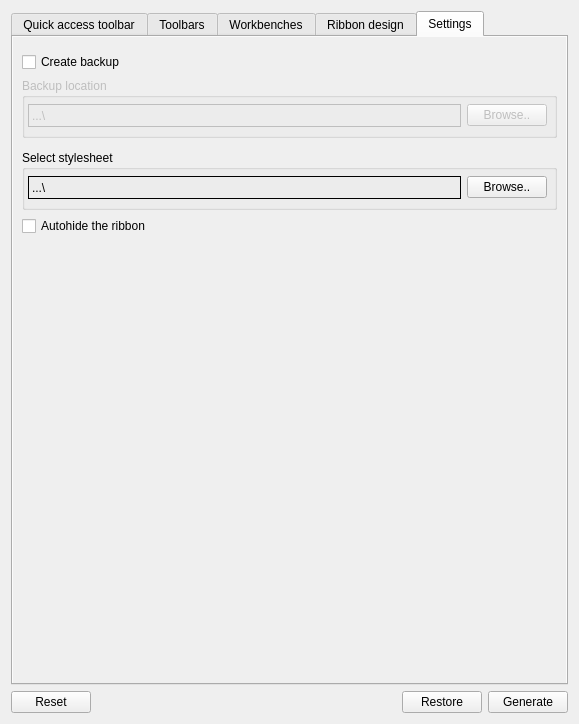
Before: the Qt Designer form Resources/ui/Settings.ui in geolta/FreeCAD-Ribbon, drawn with Qt 5.
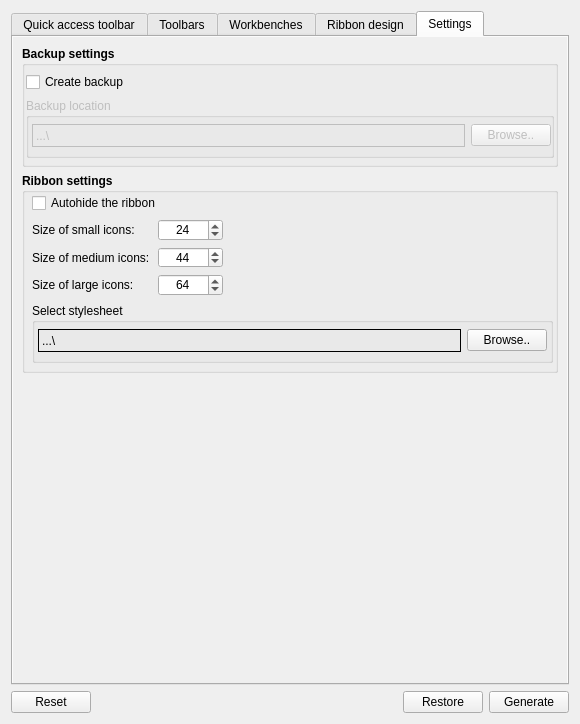
After: the same form once the commit is applied. The open tabs and pages were chosen to show the change.

Commit message: added settings functions

What changed in the file:
```diff
--- a/Resources/ui/Settings.ui
+++ b/Resources/ui/Settings.ui
@@ -9,7 +9,7 @@
    <rect>
     <x>0</x>
     <y>0</y>
-    <width>579</width>
+    <width>580</width>
     <height>724</height>
    </rect>
   </property>
@@ -842,7 +842,7 @@
        <string>Settings</string>
       </attribute>
       <layout class="QGridLayout" name="gridLayout_9">
-       <item row="4" column="0">
+       <item row="3" column="0">
         <spacer name="verticalSpacer_7">
          <property name="orientation">
           <enum>Qt::Vertical</enum>
@@ -856,13 +856,43 @@
         </spacer>
        </item>
        <item row="2" column="0">
+        <widget class="QGroupBox" name="groupBox">
+         <property name="minimumSize">
+          <size>
+           <width>0</width>
+           <height>200</height>
+          </size>
+         </property>
+         <property name="font">
+          <font>
+           <weight>75</weight>
+           <bold>true</bold>
+          </font>
+         </property>
+         <property name="title">
+          <string>Ribbon settings</string>
+         </property>
         <widget class="QGroupBox" name="groupBox_2">
+          <property name="geometry">
+           <rect>
+            <x>10</x>
+            <y>130</y>
+            <width>521</width>
+            <height>60</height>
+           </rect>
+          </property>
          <property name="minimumSize">
           <size>
            <width>0</width>
            <height>60</height>
           </size>
          </property>
+          <property name="font">
+           <font>
+            <weight>50</weight>
+            <bold>false</bold>
+           </font>
+          </property>
          <property name="title">
           <string>Select stylesheet</string>
          </property>
@@ -871,7 +901,7 @@
            <rect>
             <x>0</x>
             <y>20</y>
-            <width>531</width>
+             <width>521</width>
             <height>35</height>
            </rect>
           </property>
@@ -920,30 +950,266 @@
           </layout>
          </widget>
         </widget>
-       </item>
-       <item row="3" column="0">
+         <widget class="QWidget" name="">
+          <property name="geometry">
+           <rect>
+            <x>10</x>
+            <y>20</y>
+            <width>191</width>
+            <height>103</height>
+           </rect>
+          </property>
+          <layout class="QVBoxLayout" name="verticalLayout_2">
+           <item>
         <widget class="QCheckBox" name="AutoHide">
+             <property name="font">
+              <font>
+               <weight>50</weight>
+               <bold>false</bold>
+              </font>
+             </property>
          <property name="text">
           <string>Autohide the ribbon</string>
          </property>
         </widget>
        </item>
+           <item>
+            <layout class="QHBoxLayout" name="horizontalLayout_5">
+             <item>
+              <widget class="QLabel" name="label_10">
+               <property name="sizePolicy">
+                <sizepolicy hsizetype="Fixed" vsizetype="Preferred">
+                 <horstretch>0</horstretch>
+                 <verstretch>0</verstretch>
+                </sizepolicy>
+               </property>
+               <property name="minimumSize">
+                <size>
+                 <width>120</width>
+                 <height>0</height>
+                </size>
+               </property>
+               <property name="font">
+                <font>
+                 <weight>50</weight>
+                 <bold>false</bold>
+                </font>
+               </property>
+               <property name="text">
+                <string>Size of small icons:</string>
+               </property>
+              </widget>
+             </item>
+             <item>
+              <widget class="QSpinBox" name="IconSize_Small">
+               <property name="sizePolicy">
+                <sizepolicy hsizetype="Minimum" vsizetype="Fixed">
+                 <horstretch>0</horstretch>
+                 <verstretch>0</verstretch>
+                </sizepolicy>
+               </property>
+               <property name="minimumSize">
+                <size>
+                 <width>30</width>
+                 <height>0</height>
+                </size>
+               </property>
+               <property name="sizeIncrement">
+                <size>
+                 <width>0</width>
+                 <height>0</height>
+                </size>
+               </property>
+               <property name="baseSize">
+                <size>
+                 <width>0</width>
+                 <height>0</height>
+                </size>
+               </property>
+               <property name="font">
+                <font>
+                 <weight>50</weight>
+                 <bold>false</bold>
+                </font>
+               </property>
+               <property name="frame">
+                <bool>true</bool>
+               </property>
+               <property name="alignment">
+                <set>Qt::AlignCenter</set>
+               </property>
+               <property name="correctionMode">
+                <enum>QAbstractSpinBox::CorrectToNearestValue</enum>
+               </property>
+               <property name="showGroupSeparator" stdset="0">
+                <bool>false</bool>
+               </property>
+               <property name="minimum">
+                <number>0</number>
+               </property>
+               <property name="value">
+                <number>24</number>
+               </property>
+              </widget>
+             </item>
+            </layout>
+           </item>
+           <item>
+            <layout class="QHBoxLayout" name="horizontalLayout_6">
+             <item>
+              <widget class="QLabel" name="label_11">
+               <property name="sizePolicy">
+                <sizepolicy hsizetype="Fixed" vsizetype="Preferred">
+                 <horstretch>0</horstretch>
+                 <verstretch>0</verstretch>
+                </sizepolicy>
+               </property>
+               <property name="minimumSize">
+                <size>
+                 <width>120</width>
+                 <height>0</height>
+                </size>
+               </property>
+               <property name="font">
+                <font>
+                 <weight>50</weight>
+                 <bold>false</bold>
+                </font>
+               </property>
+               <property name="text">
+                <string>Size of medium icons:</string>
+               </property>
+              </widget>
+             </item>
+             <item>
+              <widget class="QSpinBox" name="IconSize_Medium">
+               <property name="sizePolicy">
+                <sizepolicy hsizetype="Minimum" vsizetype="Fixed">
+                 <horstretch>20</horstretch>
+                 <verstretch>0</verstretch>
+                </sizepolicy>
+               </property>
+               <property name="minimumSize">
+                <size>
+                 <width>20</width>
+                 <height>0</height>
+                </size>
+               </property>
+               <property name="font">
+                <font>
+                 <weight>50</weight>
+                 <bold>false</bold>
+                </font>
+               </property>
+               <property name="alignment">
+                <set>Qt::AlignCenter</set>
+               </property>
+               <property name="correctionMode">
+                <enum>QAbstractSpinBox::CorrectToNearestValue</enum>
+               </property>
+               <property name="value">
+                <number>44</number>
+               </property>
+              </widget>
+             </item>
+            </layout>
+           </item>
+           <item>
+            <layout class="QHBoxLayout" name="horizontalLayout_7">
+             <item>
+              <widget class="QLabel" name="label_12">
+               <property name="sizePolicy">
+                <sizepolicy hsizetype="Fixed" vsizetype="Preferred">
+                 <horstretch>0</horstretch>
+                 <verstretch>0</verstretch>
+                </sizepolicy>
+               </property>
+               <property name="minimumSize">
+                <size>
+                 <width>120</width>
+                 <height>0</height>
+                </size>
+               </property>
+               <property name="font">
+                <font>
+                 <weight>50</weight>
+                 <bold>false</bold>
+                </font>
+               </property>
+               <property name="text">
+                <string>Size of large icons:</string>
+               </property>
+              </widget>
+             </item>
+             <item>
+              <widget class="QSpinBox" name="Large">
+               <property name="sizePolicy">
+                <sizepolicy hsizetype="Minimum" vsizetype="Fixed">
+                 <horstretch>20</horstretch>
+                 <verstretch>0</verstretch>
+                </sizepolicy>
+               </property>
+               <property name="minimumSize">
+                <size>
+                 <width>20</width>
+                 <height>0</height>
+                </size>
+               </property>
+               <property name="font">
+                <font>
+                 <weight>50</weight>
+                 <bold>false</bold>
+                </font>
+               </property>
+               <property name="alignment">
+                <set>Qt::AlignCenter</set>
+               </property>
+               <property name="correctionMode">
+                <enum>QAbstractSpinBox::CorrectToNearestValue</enum>
+               </property>
+               <property name="value">
+                <number>64</number>
+               </property>
+              </widget>
+             </item>
+            </layout>
+           </item>
+          </layout>
+         </widget>
+        </widget>
+       </item>
        <item row="0" column="0" rowspan="2">
+        <widget class="QGroupBox" name="">
+         <property name="font">
+          <font>
+           <weight>75</weight>
+           <bold>true</bold>
+          </font>
+         </property>
+         <property name="title">
+          <string>Backup settings</string>
+         </property>
         <layout class="QGridLayout" name="gridLayout_8">
          <property name="leftMargin">
-          <number>0</number>
+           <number>1</number>
          </property>
          <property name="topMargin">
           <number>6</number>
          </property>
          <property name="rightMargin">
-          <number>0</number>
+           <number>1</number>
          </property>
          <property name="bottomMargin">
           <number>6</number>
          </property>
          <item row="0" column="0">
           <widget class="QCheckBox" name="EnableBackup">
+            <property name="font">
+             <font>
+              <weight>50</weight>
+              <bold>false</bold>
+             </font>
+            </property>
            <property name="text">
             <string>Create backup</string>
            </property>
@@ -960,6 +1226,12 @@
              <height>60</height>
             </size>
            </property>
+            <property name="font">
+             <font>
+              <weight>50</weight>
+              <bold>false</bold>
+             </font>
+            </property>
            <property name="title">
             <string>Backup location</string>
            </property>
@@ -1019,6 +1291,7 @@
           </widget>
          </item>
         </layout>
+        </widget>
        </item>
       </layout>
      </widget>
```
Left out of the diff: 24 changed lines with no effect on the pictures. Lines whose indentation alone changed are shown as unchanged. The commit also changes 7 other files.
